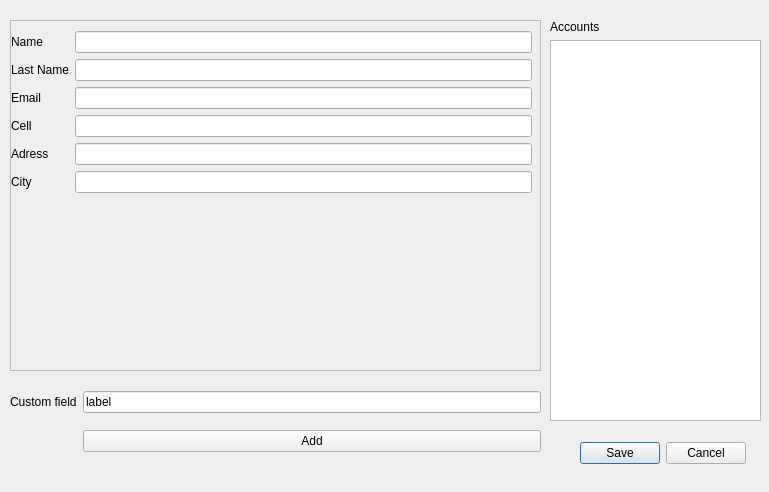
Above: src/conf/dlgprofiles.ui from KDE/ring-kde before the change. Below: the same form after it.
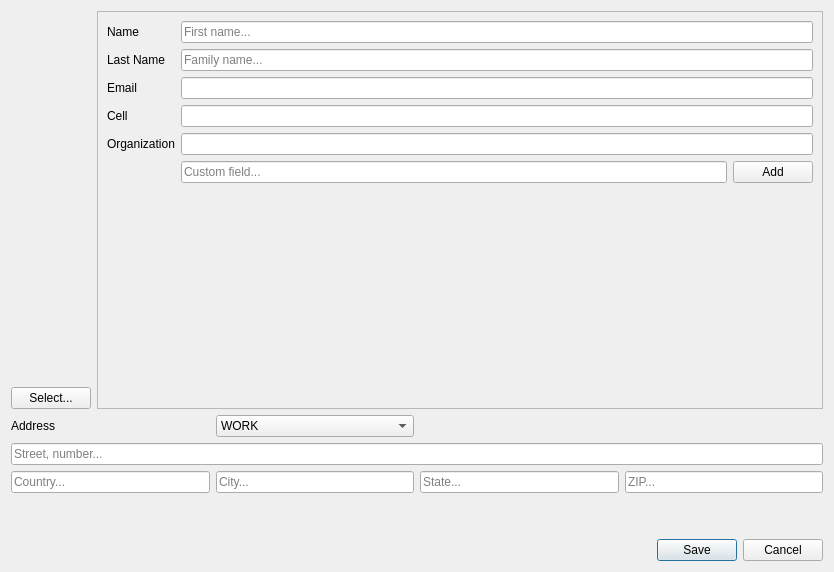
That is the form after the change.

Commit message: [ #59932 ] Add more VCard fields to profile and UI

What changed in the file:
```diff
--- a/src/conf/dlgprofiles.ui
+++ b/src/conf/dlgprofiles.ui
@@ -6,111 +6,170 @@
    <rect>
     <x>0</x>
     <y>0</y>
-    <width>769</width>
-    <height>492</height>
+    <width>834</width>
+    <height>572</height>
    </rect>
   </property>
   <property name="windowTitle">
    <string>Dialog</string>
   </property>
-  <widget class="QWidget" name="verticalLayoutWidget">
-   <property name="geometry">
-    <rect>
-     <x>550</x>
-     <y>20</y>
-     <width>211</width>
-     <height>401</height>
-    </rect>
-   </property>
-   <layout class="QVBoxLayout" name="verticalLayout">
-    <item>
-     <widget class="QLabel" name="label_7">
-      <property name="text">
-       <string>Accounts</string>
-      </property>
-     </widget>
-    </item>
-    <item>
-     <widget class="QTreeView" name="treeView"/>
-    </item>
-   </layout>
-  </widget>
-  <widget class="QWidget" name="gridLayoutWidget">
-   <property name="geometry">
-    <rect>
-     <x>10</x>
-     <y>380</y>
-     <width>531</width>
-     <height>83</height>
-    </rect>
-   </property>
-   <layout class="QGridLayout" name="gridLayout">
-    <item row="0" column="0">
-     <widget class="QLabel" name="label_8">
+  <layout class="QGridLayout" name="gridLayout_2">
+   <item row="1" column="0">
+    <widget class="QLabel" name="photoView">
+     <property name="sizePolicy">
+      <sizepolicy hsizetype="Fixed" vsizetype="Fixed">
+       <horstretch>0</horstretch>
+       <verstretch>0</verstretch>
+      </sizepolicy>
+     </property>
+     <property name="minimumSize">
+      <size>
+       <width>64</width>
+       <height>64</height>
+      </size>
+     </property>
       <property name="text">
-       <string>Custom field</string>
+      <string/>
       </property>
      </widget>
     </item>
-    <item row="1" column="1">
-     <widget class="QPushButton" name="pushButton">
-      <property name="text">
-       <string>Add</string>
-      </property>
-     </widget>
-    </item>
-    <item row="0" column="1">
-     <widget class="QLineEdit" name="lineEdit_8">
-      <property name="text">
-       <string>label</string>
-      </property>
-     </widget>
-    </item>
-   </layout>
-  </widget>
+   <item row="2" column="0">
+    <spacer name="verticalSpacer_2">
+     <property name="orientation">
+      <enum>Qt::Vertical</enum>
+     </property>
+     <property name="sizeHint" stdset="0">
+      <size>
+       <width>20</width>
+       <height>40</height>
+      </size>
+     </property>
+    </spacer>
+   </item>
+   <item row="7" column="1">
   <widget class="QDialogButtonBox" name="buttonBox">
-   <property name="geometry">
-    <rect>
-     <x>570</x>
-     <y>440</y>
-     <width>176</width>
-     <height>27</height>
-    </rect>
-   </property>
    <property name="standardButtons">
     <set>QDialogButtonBox::Cancel|QDialogButtonBox::Save</set>
    </property>
   </widget>
-  <widget class="QScrollArea" name="scrollArea">
-   <property name="geometry">
-    <rect>
-     <x>10</x>
-     <y>20</y>
-     <width>531</width>
-     <height>351</height>
-    </rect>
-   </property>
+   </item>
+   <item row="3" column="0">
+    <widget class="QPushButton" name="select_photo_button">
+     <property name="text">
+      <string>Select...</string>
+     </property>
+    </widget>
+   </item>
+   <item row="6" column="1">
+    <spacer name="verticalSpacer">
+     <property name="orientation">
+      <enum>Qt::Vertical</enum>
+     </property>
+     <property name="sizeType">
+      <enum>QSizePolicy::Preferred</enum>
+     </property>
+     <property name="sizeHint" stdset="0">
+      <size>
+       <width>20</width>
+       <height>40</height>
+      </size>
+     </property>
+    </spacer>
+   </item>
+   <item row="4" column="0" colspan="2">
+    <layout class="QGridLayout" name="gridLayout_3">
+     <item row="2" column="0" colspan="4">
+      <widget class="QLineEdit" name="edit_address_1">
+       <property name="placeholderText">
+        <string>Street, number...</string>
+       </property>
+      </widget>
+     </item>
+     <item row="3" column="1">
+      <widget class="QLineEdit" name="edit_city">
+       <property name="placeholderText">
+        <string>City...</string>
+       </property>
+      </widget>
+     </item>
+     <item row="3" column="2">
+      <widget class="QLineEdit" name="edit_state">
+       <property name="placeholderText">
+        <string>State...</string>
+       </property>
+      </widget>
+     </item>
+     <item row="0" column="1">
+      <widget class="QComboBox" name="cb_address_type">
+       <item>
+        <property name="text">
+         <string>WORK</string>
+        </property>
+       </item>
+       <item>
+        <property name="text">
+         <string>HOME</string>
+        </property>
+       </item>
+       <item>
+        <property name="text">
+         <string>OTHER</string>
+        </property>
+       </item>
+      </widget>
+     </item>
+     <item row="3" column="3">
+      <widget class="QLineEdit" name="edit_postal_code">
+       <property name="placeholderText">
+        <string>ZIP...</string>
+       </property>
+      </widget>
+     </item>
+     <item row="3" column="0">
+      <widget class="QLineEdit" name="edit_country">
+       <property name="placeholderText">
+        <string>Country...</string>
+       </property>
+      </widget>
+     </item>
+     <item row="0" column="0">
+      <widget class="QLabel" name="label_adress">
+       <property name="text">
+        <string>Address</string>
+       </property>
+      </widget>
+     </item>
+    </layout>
+   </item>
+   <item row="0" column="0">
+    <spacer name="verticalSpacer_3">
+     <property name="orientation">
+      <enum>Qt::Vertical</enum>
+     </property>
+     <property name="sizeHint" stdset="0">
+      <size>
+       <width>20</width>
+       <height>40</height>
+      </size>
+     </property>
+    </spacer>
+   </item>
+   <item row="0" column="1" rowspan="4">
+    <widget class="QScrollArea" name="scrollArea_2">
    <property name="widgetResizable">
     <bool>true</bool>
    </property>
-   <widget class="QWidget" name="scrollAreaWidgetContents">
+     <widget class="QWidget" name="scrollAreaWidgetContents_2">
     <property name="geometry">
      <rect>
       <x>0</x>
       <y>0</y>
-      <width>529</width>
-      <height>349</height>
-     </rect>
-    </property>
-    <widget class="QWidget" name="formLayoutWidget">
-     <property name="geometry">
-      <rect>
-       <x>0</x>
-       <y>10</y>
-       <width>521</width>
-       <height>261</height>
-      </rect>
-     </property>
+        <width>723</width>
+        <height>354</height>
+       </rect>
+      </property>
+      <layout class="QVBoxLayout" name="verticalLayout">
+       <item>
      <layout class="QFormLayout" name="formLayout">
       <property name="fieldGrowthPolicy">
        <enum>QFormLayout::AllNonFixedFieldsGrow</enum>
@@ -122,9 +181,6 @@
         </property>
        </widget>
       </item>
-      <item row="0" column="1">
-       <widget class="QLineEdit" name="edit_name"/>
-      </item>
       <item row="1" column="0">
        <widget class="QLabel" name="label_lname">
         <property name="text">
@@ -133,7 +189,11 @@
        </widget>
       </item>
       <item row="1" column="1">
-       <widget class="QLineEdit" name="edit_lname"/>
+          <widget class="QLineEdit" name="edit_lname">
+           <property name="placeholderText">
+            <string>Family name...</string>
+           </property>
+          </widget>
       </item>
       <item row="2" column="0">
        <widget class="QLabel" name="label_email">
@@ -156,29 +216,50 @@
        <widget class="QLineEdit" name="edit_cell"/>
       </item>
       <item row="4" column="0">
-       <widget class="QLabel" name="label_adress">
+          <widget class="QLabel" name="label_organization">
         <property name="text">
-         <string>Adress</string>
+            <string>Organization</string>
         </property>
        </widget>
       </item>
       <item row="4" column="1">
-       <widget class="QLineEdit" name="edit_adress"/>
-      </item>
-      <item row="5" column="0">
-       <widget class="QLabel" name="label_city">
-        <property name="text">
-         <string>City</string>
-        </property>
-       </widget>
+          <widget class="QLineEdit" name="edit_organization"/>
       </item>
       <item row="5" column="1">
-       <widget class="QLineEdit" name="edit_city"/>
-      </item>
-     </layout>
-    </widget>
-   </widget>
-  </widget>
+          <layout class="QGridLayout" name="gridLayout">
+           <item row="1" column="1">
+            <widget class="QPushButton" name="btn_add_field">
+             <property name="text">
+              <string>Add</string>
+             </property>
+            </widget>
+           </item>
+           <item row="1" column="0">
+            <widget class="QLineEdit" name="edit_custom_field">
+             <property name="text">
+              <string/>
+             </property>
+             <property name="placeholderText">
+              <string>Custom field...</string>
+             </property>
+            </widget>
+           </item>
+          </layout>
+         </item>
+         <item row="0" column="1">
+          <widget class="QLineEdit" name="edit_name">
+           <property name="placeholderText">
+            <string>First name...</string>
+           </property>
+          </widget>
+         </item>
+        </layout>
+       </item>
+      </layout>
+     </widget>
+    </widget>
+   </item>
+  </layout>
  </widget>
  <resources/>
  <connections>
```
Left out of the diff: 34 changed lines with no effect on the pictures. Lines whose indentation alone changed are shown as unchanged. The commit also changes 4 other files.
